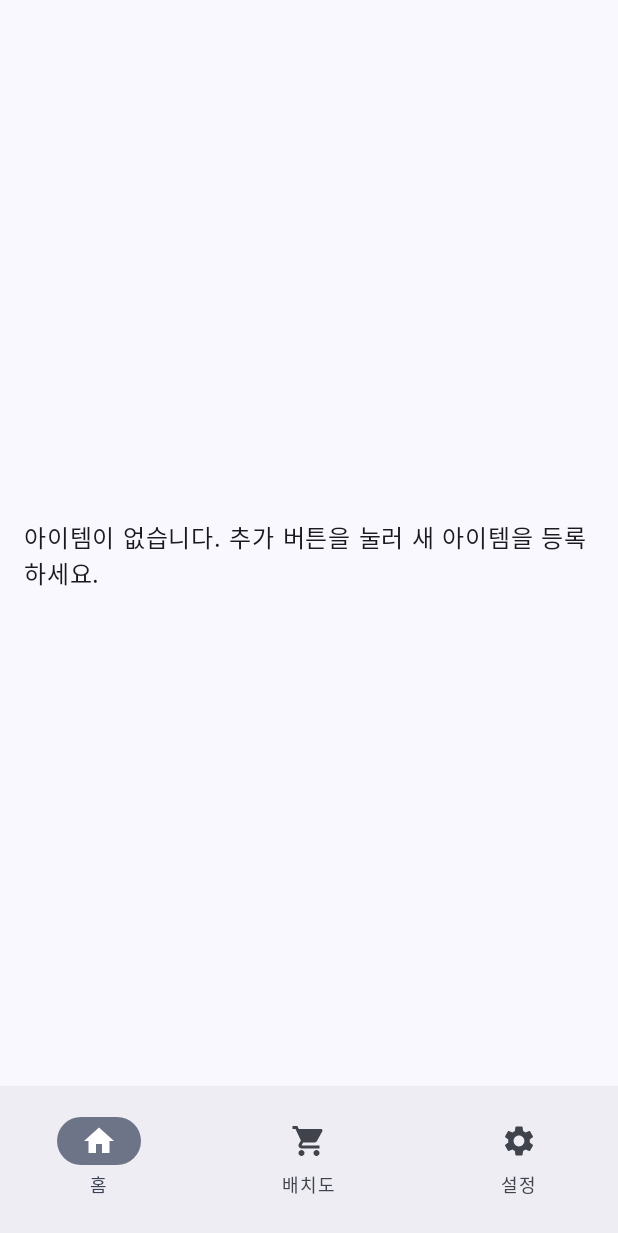
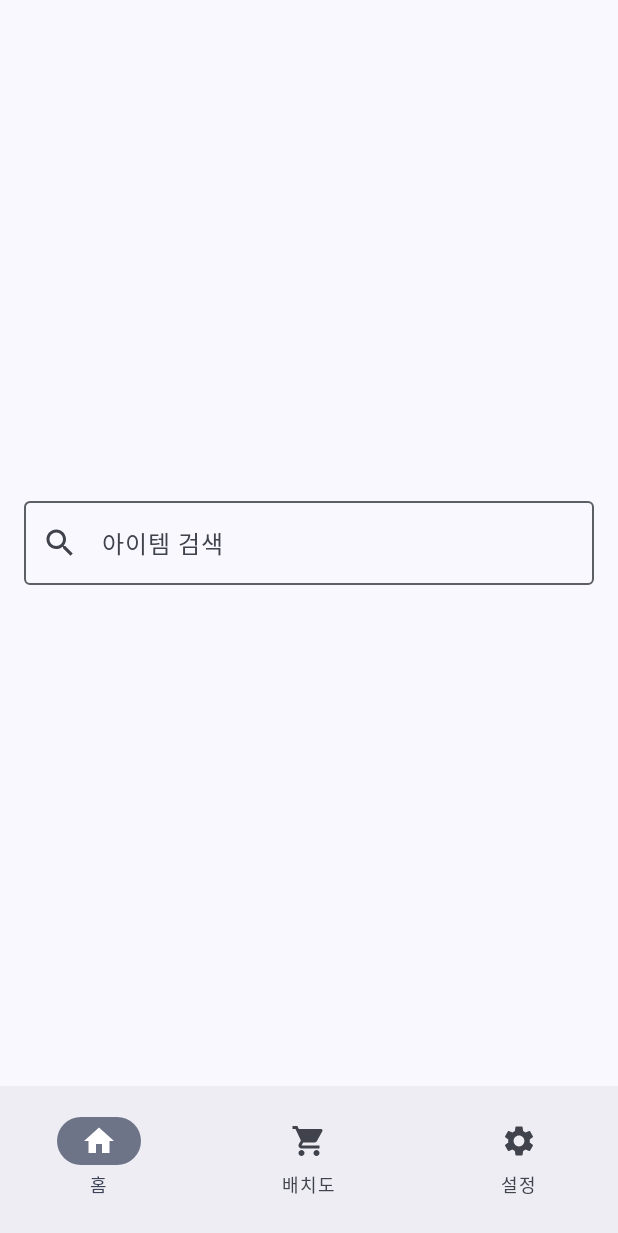
Before and after one commit to KemiKIM/ManageItem_AOS, an Android app built with Jetpack Compose: the MainTabsScreen screen opened through its navigation route, on a phone screen of 412 x 824 dp. Shown: the top 1233 px of the screen. Run offline under Robolectric (Android 15) with nearby library versions, the phone set to English and light mode, and no system bars; our stand-ins replace Room's generated code.

```diff
--- a/app/src/main/java/com/seongho/manageitem/features/main/HomeScreen.kt
+++ b/app/src/main/java/com/seongho/manageitem/features/main/HomeScreen.kt
@@ -1,88 +1,75 @@
 package com.seongho.manageitem.features.main
 
 import androidx.compose.foundation.layout.*
-import androidx.compose.foundation.lazy.LazyColumn
-import androidx.compose.foundation.lazy.items
-import androidx.compose.material.icons.Icons
+import androidx.compose.foundation.text.KeyboardActions
+import androidx.compose.foundation.text.KeyboardOptions
+
+import androidx.compose.material.icons.*
 import androidx.compose.material.icons.filled.*
 import androidx.compose.material3.*
-import androidx.compose.material3.HorizontalDivider
-import androidx.compose.runtime.Composable
-import androidx.compose.runtime.getValue
-import androidx.compose.runtime.collectAsState
+import androidx.compose.runtime.*
 
 import androidx.compose.ui.Alignment
 import androidx.compose.ui.Modifier
+import androidx.compose.ui.platform.LocalFocusManager
+import androidx.compose.ui.text.input.ImeAction
 import androidx.compose.ui.unit.dp
 
-import androidx.lifecycle.viewmodel.compose.viewModel
-import com.seongho.manageitem.data.local.entity.ItemEntity
-import com.seongho.manageitem.viewmodel.LocalItemVM
+import java.net.URLEncoder
+import java.nio.charset.StandardCharsets
 
-@OptIn(ExperimentalMaterial3Api::class) // Scaffold 사용을 위해
+import androidx.navigation.NavController
+import com.seongho.manageitem.navigation.NavigationDestinations
+
+
+@OptIn(ExperimentalMaterial3Api::class)
 @Composable
 fun HomeScreen(
     modifier: Modifier = Modifier,
-    itemViewModel: LocalItemVM = viewModel() // Inject ItemViewModel
+    navController: NavController // 1. NavController 파라미터 추가
 ) {
-    // Collect the list of items from the ViewModel
-    val items by itemViewModel.allItems.collectAsState(initial = emptyList())
+    var searchQuery by remember { mutableStateOf("") }
+    val focusManager = LocalFocusManager.current // 키보드 포커스 관리를 위해 추가
 
-    // Main layout: Column containing a button and the list of items
-    Column(
+    Box(
         modifier = Modifier
             .fillMaxSize()
-            .padding(16.dp) // Add some padding
-            .then(modifier),
-        horizontalAlignment = Alignment.CenterHorizontally // Center button, etc.
+            .then(modifier)
+            .padding(16.dp),
+        contentAlignment = Alignment.Center
     ) {
-
-        Spacer(modifier = Modifier.height(16.dp)) // Add space between button and list
-
-        // Check if the list is empty
-        if (items.isEmpty()) {
-            Box(
-                modifier = Modifier.fillMaxSize(),
-                contentAlignment = Alignment.Center
-            ) {
-                Text("아이템이 없습니다. 추가 버튼을 눌러 새 아이템을 등록하세요.")
-            }
-        } else {
-            // List of items
-            LazyColumn(
-                modifier = Modifier.fillMaxWidth() // Take available width
-            ) {
-                items(items) { item ->
-                    ItemRow(item = item, onDelete = {
-                        itemViewModel.deleteItem(item)
-                    })
-                    HorizontalDivider(Modifier, DividerDefaults.Thickness, DividerDefaults.color)
-                    // Add a divider between items
+        OutlinedTextField(
+            value = searchQuery,
+            onValueChange = { searchQuery = it },
+            modifier = Modifier
+                .fillMaxWidth(),
+            placeholder = { Text("아이템 검색") },
+            leadingIcon = {
+                Icon(Icons.Filled.Search, contentDescription = "검색 아이콘")
+            },
+            trailingIcon = {
+                if (searchQuery.isNotEmpty()) {
+                    IconButton(onClick = { searchQuery = "" }) {
+                        Icon(Icons.Filled.Clear, contentDescription = "지우기")
+                    }
                 }
-            }
-        }
+            },
+            singleLine = true,
+            // 2. KeyboardOptions 및 KeyboardActions 추가
+            keyboardOptions = KeyboardOptions(
+                imeAction = ImeAction.Search
+            ),
+            keyboardActions = KeyboardActions(
+                onSearch = {
+                    if (searchQuery.isNotBlank()) {
+                        focusManager.clearFocus() // 검색 실행 전 키보드 내리기 (사용자 경험 개선)
+                        val encodedQuery = URLEncoder.encode(searchQuery, StandardCharsets.UTF_8.name())
+                        // NavigationDestinations.SEARCHER_SCREEN 에 라우트 정의가 되어있다고 가정
+                        // 예: "searcher_screen?initialQuery={initialQuery}"
+                        navController.navigate("${NavigationDestinations.SEARCHER_SCREEN}?initialQuery=$encodedQuery")
+                    }
+                }
+            )
+        )
     }
 }
-
-// Composable function to display a single item row (can be in this file or a separate one)
-@Composable
-fun ItemRow(item: ItemEntity, onDelete: () -> Unit, modifier: Modifier = Modifier) {
-    Row(
-        modifier = modifier
-            .fillMaxWidth()
-            .padding(vertical = 8.dp), // Add vertical padding
-        verticalAlignment = Alignment.CenterVertically
-    ) {
-        Column(modifier = Modifier.weight(1f)) { // Allow text to take up space
-            Text(text = "이름: ${item.name}", style = MaterialTheme.typography.titleMedium)
-            Text(text = "부품명: ${item.partName}", style = MaterialTheme.typography.bodySmall)
-            Text(text = "위치: ${item.location}", style = MaterialTheme.typography.bodySmall)
-            item.serialNumber?.let { // Display serial number only if it exists
-                Text(text = "S/N: $it", style = MaterialTheme.typography.bodySmall)
-            }
-        }
-        IconButton(onClick = onDelete) {
-            Icon(Icons.Filled.Delete, contentDescription = "아이템 삭제")
-        }
-    }
-}
--- a/app/src/main/java/com/seongho/manageitem/features/main/MainTabsScreen.kt
+++ b/app/src/main/java/com/seongho/manageitem/features/main/MainTabsScreen.kt
@@ -4,21 +4,18 @@ import android.app.Activity
 import androidx.compose.foundation.background
 import androidx.compose.foundation.layout.*
 import androidx.compose.material.icons.Icons
-import androidx.compose.material.icons.filled.Home
-import androidx.compose.material.icons.filled.Settings
-import androidx.compose.material.icons.filled.ShoppingCart
+import androidx.compose.material.icons.filled.*
 import androidx.compose.material3.*
 import androidx.compose.runtime.*
-import androidx.compose.ui.Alignment
+
 import androidx.compose.ui.Modifier
 import androidx.compose.ui.graphics.Color
 import androidx.compose.ui.graphics.luminance
 import androidx.compose.ui.graphics.vector.ImageVector
 import androidx.compose.ui.platform.LocalView
-import androidx.compose.ui.text.style.TextAlign
-import androidx.compose.ui.tooling.preview.Preview
 import androidx.compose.ui.unit.dp
 import androidx.core.view.WindowCompat
+
 import androidx.navigation.NavDestination.Companion.hierarchy
 import androidx.navigation.NavGraph.Companion.findStartDestination
 import androidx.navigation.NavHostController
@@ -26,14 +23,16 @@ import androidx.navigation.compose.NavHost
 import androidx.navigation.compose.composable
 import androidx.navigation.compose.currentBackStackEntryAsState
 import androidx.navigation.compose.rememberNavController
-import com.seongho.manageitem.features.main.HomeScreen // HomeScreen 임포트
-import com.seongho.manageitem.features.main.LocationScreen // SecondTabScreen 임포트
-import com.seongho.manageitem.features.main.SettingScreen // ThirdTabScreen 임포트
-import com.seongho.manageitem.navigation.NavigationDestinations // 경로 정의 임포트
+import androidx.navigation.navArgument // navArgument 임포트
 
-import com.seongho.manageitem.ui.theme.ManageItemTheme // 앱 테마 임포트 추가
+import com.seongho.manageitem.navigation.NavigationDestinations
+import com.seongho.manageitem.features.main.HomeScreen
+import com.seongho.manageitem.features.main.LocationScreen
+import com.seongho.manageitem.features.main.SettingScreen
+import com.seongho.manageitem.features.main.SearcherScreen
 
-// 탭 정보를 담는 데이터 클래스 (이전에 정의했을 수 있음)
+import com.seongho.manageitem.ui.theme.ManageItemTheme
+
 data class BottomNavItem(
     val label: String,
     val icon: ImageVector,
@@ -43,28 +42,24 @@ data class BottomNavItem(
 @OptIn(ExperimentalMaterial3Api::class)
 @Composable
 fun MainTabsScreen(
-    mainNavController: NavHostController, // 전체 앱 네비게이션용 (필요하다면)
+    mainNavController: NavHostController,
     modifier: Modifier = Modifier
 ) {
-    // --- 상태 표시줄 아이콘 색상 조정 로직 ---
     val view = LocalView.current
     val window = (view.context as? Activity)?.window
     if (window != null) {
         val isSurfaceLight = MaterialTheme.colorScheme.surface.luminance() > 0.5f
         DisposableEffect(isSurfaceLight, window) {
             val insetsController = WindowCompat.getInsetsController(window, view)
-            insetsController.isAppearanceLightStatusBars = isSurfaceLight // true면 아이콘 어둡게, false면 아이콘 밝게
-            onDispose {
-                // 특별히 이전 상태로 되돌릴 필요는 보통 없습니다.
-            }
+            insetsController.isAppearanceLightStatusBars = isSurfaceLight
+            onDispose {}
         }
     }
 
-    val tabNavController = rememberNavController() // 탭 내부 화면 전환용 NavController
+    val tabNavController = rememberNavController()
 
-    // 하단 탭 아이템 정의
     val items = listOf(
-        BottomNavItem("홈", Icons.Filled.Home, NavigationDestinations.HOME_SCREEN_TAB), // 경로 이름은 일관성 있게
+        BottomNavItem("홈", Icons.Filled.Home, NavigationDestinations.HOME_SCREEN_TAB),
         BottomNavItem("배치도", Icons.Filled.ShoppingCart, NavigationDestinations.LOCATION_SCREEN_TAB),
         BottomNavItem("설정", Icons.Filled.Settings, NavigationDestinations.SETTING_SCREEN_TAB)
     )
@@ -72,27 +67,19 @@ fun MainTabsScreen(
     Scaffold(
         modifier = modifier.fillMaxSize(),
         bottomBar = {
-            Column(modifier = Modifier
-                .fillMaxWidth()
-            ) { // Column으로 묶어서 NavigationBar와 광고 영역 배치
-                // 1. 하단 네비게이션 바
+            Column(modifier = Modifier.fillMaxWidth()) {
                 NavigationBar(
                     modifier = Modifier
-                        .fillMaxWidth() // 너비는 꽉 채우도록
+                        .fillMaxWidth()
                         .height(100.dp)
-                        .background(Color.Green)
+                        .background(Color.Green), // TODO: 테마 색상 사용 고려
                 ) {
                     val navBackStackEntry by tabNavController.currentBackStackEntryAsState()
                     val currentDestination = navBackStackEntry?.destination
 
                     items.forEach { item ->
                         NavigationBarItem(
-                            icon = {
-                                Icon(
-                                    item.icon,
-                                    contentDescription = item.label
-                                )
-                            },
+                            icon = { Icon(item.icon, contentDescription = item.label) },
                             label = { Text(item.label) },
                             selected = currentDestination?.hierarchy?.any { it.route == item.route } == true,
                             onClick = {
@@ -107,24 +94,38 @@ fun MainTabsScreen(
                         )
                     }
                 }
-
             }
         }
     ) { innerPadding ->
-        // 탭 내부 화면들을 보여줄 NavHost
         NavHost(
             navController = tabNavController,
-            startDestination = NavigationDestinations.HOME_SCREEN_TAB, // 탭의 기본 시작 화면
-            modifier = Modifier.padding(innerPadding) // Scaffold의 패딩 적용
+            startDestination = NavigationDestinations.HOME_SCREEN_TAB,
+            modifier = Modifier.padding(innerPadding)
         ) {
             composable(NavigationDestinations.HOME_SCREEN_TAB) {
-                HomeScreen() // modifier를 전달할 필요가 있다면 HomeScreen에서 받도록 수정
+                // 1. HomeScreen에 tabNavController 전달
+                HomeScreen(navController = tabNavController)
             }
             composable(NavigationDestinations.LOCATION_SCREEN_TAB) {
                 LocationScreen()
             }
             composable(NavigationDestinations.SETTING_SCREEN_TAB) {
-                SettingScreen(navController = mainNavController)
+                SettingScreen(navController = mainNavController) // 설정 화면은 mainNavController 사용 유지
+            }
+
+            // 2. SearcherScreen 목적지 추가
+            composable(
+                route = NavigationDestinations.SEARCHER_SCREEN + "?initialQuery={initialQuery}",
+                arguments = listOf(navArgument("initialQuery") {
+                    type = androidx.navigation.NavType.StringType // 타입 명시
+                    nullable = true
+                    defaultValue = null
+                })
+            ) { backStackEntry ->
+                val initialQuery = backStackEntry.arguments?.getString("initialQuery")
+                // SearcherScreen 호출 시 필요한 모든 파라미터 전달
+                // itemViewModel은 SearcherScreen 내부에서 viewModel()로 가져오므로 여기서 전달 안 함
+                SearcherScreen(navController = tabNavController, initialQuery = initialQuery)
             }
         }
     }
```
Also changed, not shown: app/src/main/java/com/seongho/manageitem/features/main/SearcherScreen.kt (added, +223 -0 lines), app/src/main/java/com/seongho/manageitem/navigation/NavigationDestinations.kt (+6 -1 lines).
